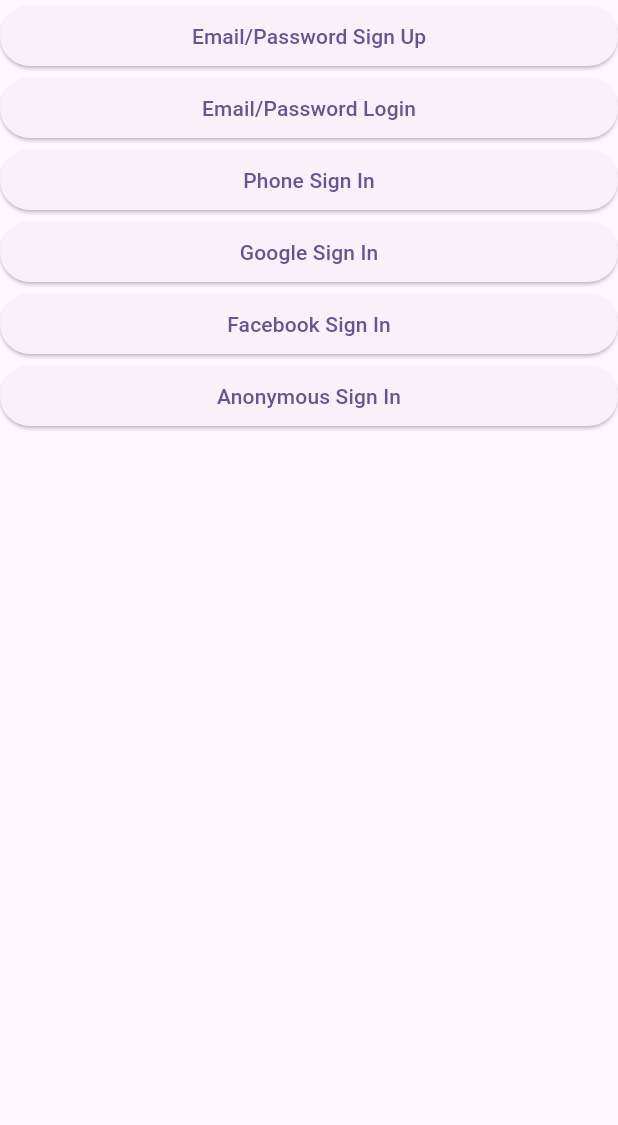
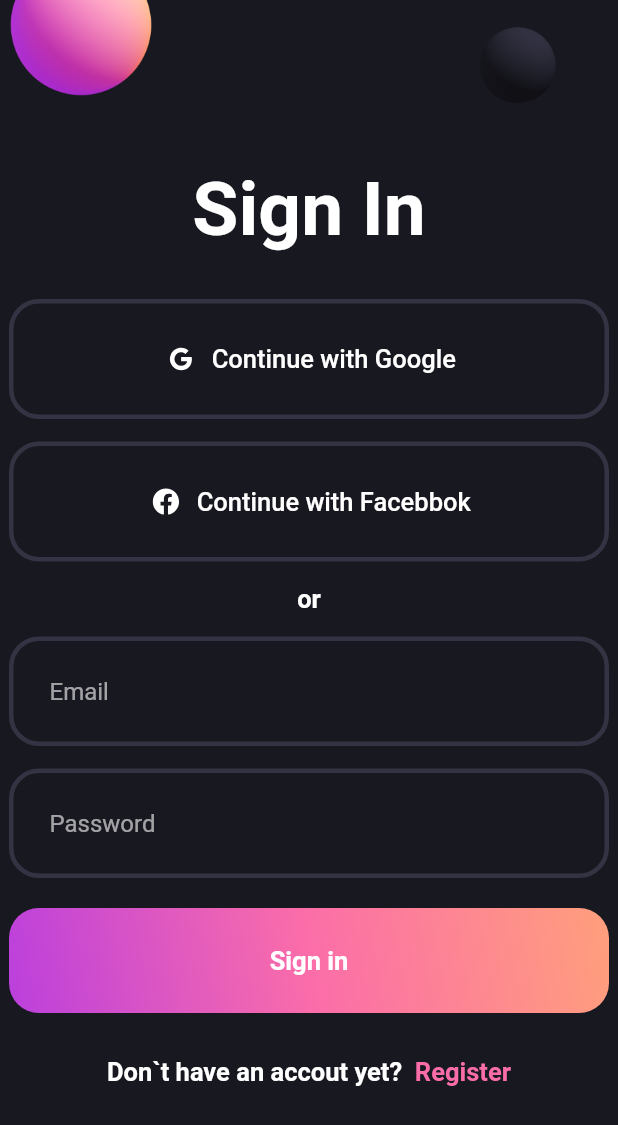
Before and after one commit to Thepilli/authentication_app, a Flutter app: the screen it shows after launch, on a phone screen of 412 x 824 dp. Shown: the top 1125 px of the screen. Run offline on Flutter 3.47's test engine with Material 2 defaults, Android fonts, the phone set to English and light mode, and no system bars; our stand-ins replace firebase_auth, firebase_core, flutter_svg, google_sign_in; missing offline and left inert: flutter_facebook_auth; accounts and stored records are empty.

Commit message:
added responsive login and register

```diff
--- a/lib/main.dart
+++ b/lib/main.dart
@@ -1,8 +1,9 @@
 import 'package:authentication_app/firebase_options.dart';
-import 'package:authentication_app/screens/login_email_password_screen.dart';
 import 'package:authentication_app/screens/phone_screen.dart';
-import 'package:authentication_app/screens/signup_email_password_screen.dart';
+import 'package:authentication_app/screens/responsive_login.dart';
+import 'package:authentication_app/screens/responsive_signup.dart';
 import 'package:authentication_app/services/firebase_auth_methods.dart';
+import 'package:authentication_app/utils/pallete.dart';
 import 'package:firebase_auth/firebase_auth.dart';
 import 'package:firebase_core/firebase_core.dart';
 import 'package:flutter/foundation.dart';
@@ -37,15 +38,13 @@
         ),
       ],
       child: MaterialApp(
+        debugShowCheckedModeBanner: false,
         title: 'Flutter Authentication',
-        theme: ThemeData(
-          colorScheme: ColorScheme.fromSeed(seedColor: Colors.deepPurple),
-          useMaterial3: true,
-        ),
+        theme: ThemeData.dark().copyWith(scaffoldBackgroundColor: Pallete.backgroundColor),
         home: const AuthWrapper(),
         routes: {
-          EmailPasswordSignup.routeName: (context) => const EmailPasswordSignup(),
-          EmailPasswordLogin.routeName: (context) => const EmailPasswordLogin(),
+          ResponsiveSignUpScreen.routeName: (context) => const ResponsiveSignUpScreen(),
+          ResponsiveLoginScreen.routeName: (context) => const ResponsiveLoginScreen(),
           PhoneScreen.routeName: (context) => const PhoneScreen(),
         },
       ),
--- a/lib/screens/home_screen.dart
+++ b/lib/screens/home_screen.dart
@@ -9,7 +9,7 @@
   @override
   Widget build(BuildContext context) {
     final user =
-        context.read<FirebaseAuthMethods>().user; //using read, instead of watch, because the value of user will not change
+        context.watch<FirebaseAuthMethods>().user; //using read, instead of watch, because the value of user will not change
     return Scaffold(
       body: Column(
         mainAxisAlignment: MainAxisAlignment.center,
--- a/lib/screens/login_screen.dart
+++ b/lib/screens/login_screen.dart
@@ -1,6 +1,4 @@
-import 'package:authentication_app/screens/login_email_password_screen.dart';
 import 'package:authentication_app/screens/phone_screen.dart';
-import 'package:authentication_app/screens/signup_email_password_screen.dart';
 import 'package:authentication_app/services/firebase_auth_methods.dart';
 import 'package:authentication_app/widgets/custom_button.dart';
 import 'package:flutter/material.dart';
@@ -22,16 +20,6 @@
       body: SafeArea(
         child: Column(
           children: [
-            CustomButton(
-                onTap: () {
-                  Navigator.pushNamed(context, EmailPasswordSignup.routeName);
-                },
-                text: 'Email/Password Sign Up'),
-            CustomButton(
-                onTap: () {
-                  Navigator.pushNamed(context, EmailPasswordLogin.routeName);
-                },
-                text: 'Email/Password Login'),
             CustomButton(
                 onTap: () {
                   Navigator.pushNamed(context, PhoneScreen.routeName);
--- /dev/null
+++ b/lib/screens/responsive_login.dart
@@ -0,0 +1,138 @@
+// ignore_for_file: prefer_const_constructors
+
+import 'package:authentication_app/screens/responsive_signup.dart';
+import 'package:authentication_app/screens/widgets/gradient_button.dart';
+import 'package:authentication_app/screens/widgets/social_button.dart';
+import 'package:authentication_app/services/firebase_auth_methods.dart';
+import 'package:authentication_app/utils/pallete.dart';
+import 'package:flutter/material.dart';
+import 'package:provider/provider.dart';
+
+class ResponsiveLoginScreen extends StatefulWidget {
+  static String routeName = '/responsive-login-email-password';
+  const ResponsiveLoginScreen({Key? key}) : super(key: key);
+
+  @override
+  _ResponsiveLoginScreenState createState() => _ResponsiveLoginScreenState();
+}
+
+class _ResponsiveLoginScreenState extends State<ResponsiveLoginScreen> {
+  void signInWithGoogle(params) {}
+  final TextEditingController emailController = TextEditingController();
+  final TextEditingController passwordController = TextEditingController();
+
+  @override
+  void dispose() {
+    emailController.dispose();
+    passwordController.dispose();
+    super.dispose();
+  }
+
+  void loginUser() {
+    context.read<FirebaseAuthMethods>().loginWithEmail(
+          email: emailController.text.trim(),
+          password: passwordController.text.trim(),
+          context: context,
+        );
+  }
+
+  @override
+  Widget build(BuildContext context) {
+    return SafeArea(
+      child: Scaffold(
+        body: SingleChildScrollView(
+          child: SizedBox(
+            width: MediaQuery.of(context).size.width,
+            child: Column(
+              children: [
+                Image.asset('assets/images/signin_balls.png'),
+                Text(
+                  'Sign In',
+                  style: TextStyle(fontWeight: FontWeight.bold, fontSize: 50),
+                ),
+                SizedBox(height: 30),
+                SocialButton(
+                  iconPath: 'assets/svgs/g_logo.svg',
+                  label: 'Continue with Google',
+                  onPressed: () {
+                    context.read<FirebaseAuthMethods>().signInWithGoogle(context);
+                  },
+                ),
+                SizedBox(height: 15),
+                SocialButton(
+                  iconPath: 'assets/svgs/f_logo.svg',
+                  label: 'Continue with Facebbok',
+                  onPressed: () {
+                    context.read<FirebaseAuthMethods>().signInWithFacebook(context);
+                  },
+                ),
+                SizedBox(height: 15),
+                Text('or', style: TextStyle(fontWeight: FontWeight.bold, fontSize: 17)),
+                SizedBox(height: 15),
+                ConstrainedBox(
+                  constraints: const BoxConstraints(maxWidth: 400),
+                  child: TextFormField(
+                    controller: emailController,
+                    obscureText: false,
+                    obscuringCharacter: '*',
+                    decoration: InputDecoration(
+                      hintText: 'Email',
+                      contentPadding: const EdgeInsets.all(27),
+                      enabledBorder: OutlineInputBorder(
+                        borderSide: const BorderSide(color: Pallete.borderColor, width: 3),
+                        borderRadius: BorderRadius.circular(20),
+                      ),
+                      focusedBorder: OutlineInputBorder(
+                        borderSide: const BorderSide(color: Pallete.gradient2, width: 3),
+                        borderRadius: BorderRadius.circular(20),
+                      ),
+                    ),
+                  ),
+                ),
+                SizedBox(height: 15),
+                ConstrainedBox(
+                  constraints: const BoxConstraints(maxWidth: 400),
+                  child: TextFormField(
+                    controller: passwordController,
+                    obscureText: true,
+                    obscuringCharacter: '*',
+                    decoration: InputDecoration(
+                      hintText: 'Password',
+                      contentPadding: const EdgeInsets.all(27),
+                      enabledBorder: OutlineInputBorder(
+                        borderSide: const BorderSide(color: Pallete.borderColor, width: 3),
+                        borderRadius: BorderRadius.circular(20),
+                      ),
+                      focusedBorder: OutlineInputBorder(
+                        borderSide: const BorderSide(color: Pallete.gradient2, width: 3),
+                        borderRadius: BorderRadius.circular(20),
+                      ),
+                    ),
+                  ),
+                ),
+                SizedBox(height: 20),
+                GradientButton(buttonText: 'Sign in', onPressed: loginUser),
+                SizedBox(height: 15),
+                TextButton(
+                  onPressed: () {
+                    Navigator.pushNamed(context, ResponsiveSignUpScreen.routeName);
+                  },
+                  child: Text.rich(
+                    TextSpan(
+                        text: 'Don`t have an accout yet?  ',
+                        style: TextStyle(fontWeight: FontWeight.bold, fontSize: 17, color: Pallete.whiteColor),
+                        children: const [
+                          TextSpan(
+                              text: 'Register',
+                              style: TextStyle(fontWeight: FontWeight.bold, fontSize: 17, color: Pallete.gradient2))
+                        ]),
+                  ),
+                ),
+              ],
+            ),
+          ),
+        ),
+      ),
+    );
+  }
+}
--- /dev/null
+++ b/lib/screens/widgets/gradient_button.dart
@@ -0,0 +1,32 @@
+import 'package:authentication_app/utils/pallete.dart';
+import 'package:flutter/material.dart';
+
+class GradientButton extends StatelessWidget {
+  final VoidCallback onPressed;
+  final String buttonText;
+  const GradientButton({
+    Key? key,
+    required this.onPressed,
+    required this.buttonText,
+  }) : super(key: key);
+
+  @override
+  Widget build(BuildContext context) {
+    return Container(
+      decoration: BoxDecoration(
+          gradient: const LinearGradient(
+              colors: [Pallete.gradient1, Pallete.gradient2, Pallete.gradient3],
+              begin: Alignment.bottomLeft,
+              end: Alignment.topRight),
+          borderRadius: BorderRadius.circular(20)),
+      child: ElevatedButton(
+          onPressed: onPressed,
+          style: ElevatedButton.styleFrom(
+              fixedSize: const Size(400, 70), shadowColor: Colors.transparent, backgroundColor: Colors.transparent),
+          child: Text(
+            buttonText,
+            style: const TextStyle(fontWeight: FontWeight.w600, fontSize: 17),
+          )),
+    );
+  }
+}
--- /dev/null
+++ b/lib/screens/widgets/social_button.dart
@@ -0,0 +1,39 @@
+import 'package:authentication_app/utils/pallete.dart';
+import 'package:flutter/material.dart';
+import 'package:flutter_svg/flutter_svg.dart';
+
+class SocialButton extends StatelessWidget {
+  final String iconPath;
+  final String label;
+  final void Function()? onPressed;
+  const SocialButton({
+    super.key,
+    required this.iconPath,
+    required this.label,
+    required this.onPressed,
+  });
+
+  @override
+  Widget build(BuildContext context) {
+    return TextButton.icon(
+      onPressed: onPressed,
+      icon: SvgPicture.asset(
+        iconPath,
+        width: 25,
+        color: Pallete.whiteColor,
+      ),
+      label: Text(
+        label,
+        style: const TextStyle(color: Pallete.whiteColor, fontSize: 17),
+      ),
+      style: TextButton.styleFrom(
+        fixedSize: const Size(400, 80),
+        padding: const EdgeInsets.symmetric(vertical: 30, horizontal: 80),
+        shape: RoundedRectangleBorder(
+          side: const BorderSide(color: Pallete.borderColor, width: 3),
+          borderRadius: BorderRadius.circular(20),
+        ),
+      ),
+    );
+  }
+}
--- a/lib/services/firebase_auth_methods.dart
+++ b/lib/services/firebase_auth_methods.dart
@@ -1,5 +1,5 @@
 import 'package:authentication_app/screens/home_screen.dart';
-import 'package:authentication_app/screens/login_screen.dart';
+import 'package:authentication_app/screens/responsive_login.dart';
 import 'package:authentication_app/utils/show_otp_dialog.dart';
 import 'package:authentication_app/utils/show_snack_bar.dart';
 import 'package:firebase_auth/firebase_auth.dart';
@@ -237,6 +237,6 @@
     if (firebaseUser != null) {
       return const HomeScreen();
     }
-    return const LoginScreen();
+    return const ResponsiveLoginScreen();
   }
 }
--- /dev/null
+++ b/lib/utils/pallete.dart
@@ -0,0 +1,10 @@
+import 'package:flutter/material.dart';
+
+class Pallete {
+  static const Color backgroundColor = Color.fromRGBO(24, 24, 32, 1);
+  static const Color gradient1 = Color.fromRGBO(187, 63, 221, 1);
+  static const Color gradient2 = Color.fromRGBO(251, 109, 169, 1);
+  static const Color gradient3 = Color.fromRGBO(255, 159, 124, 1);
+  static const Color borderColor = Color.fromRGBO(52, 51, 67, 1);
+  static const Color whiteColor = Colors.white;
+}
```
Also changed, not shown: lib/screens/login_email_password_screen.dart (deleted, +0 -65 lines), lib/screens/responsive_signup.dart (added, +157 -0 lines), lib/screens/signup_email_password_screen.dart (deleted, +0 -65 lines), lib/screens/widgets/login_field.dart (added, +31 -0 lines), pubspec.yaml (+4 -3 lines), assets/images/signin_balls.png (added), assets/svgs/f_logo.svg (added), assets/svgs/g_logo.svg (added), lib/firebase_options.dart, pubspec.lock, 5 other files.
